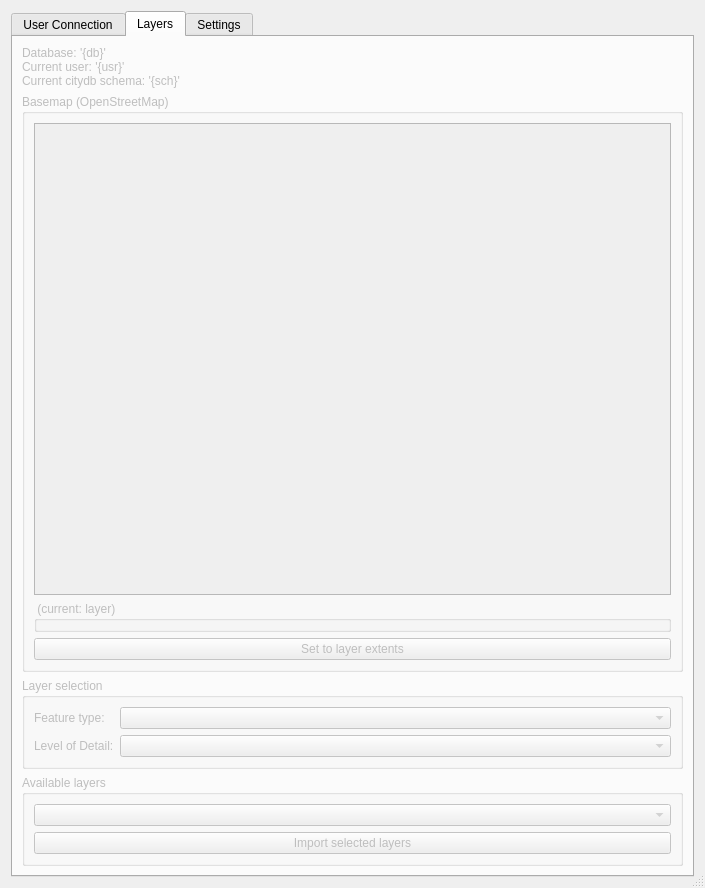
Qt form cdb4/gui_loader/ui/cdb4_loader_dialog.ui (tudelft3d/3DCityDB-Tools-for-QGIS) before a commit.
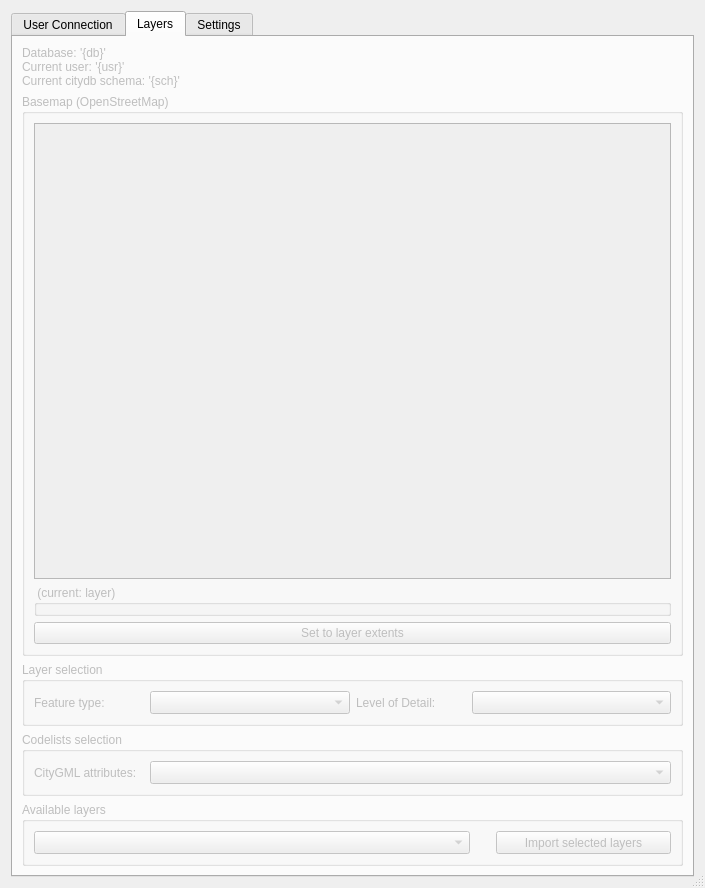
The same form after that commit. The open tabs and pages were chosen to show the change. Icons and pictures are not drawn. Custom widgets are drawn as their Qt base class.

```diff
--- a/cdb4/gui_loader/ui/cdb4_loader_dialog.ui
+++ b/cdb4/gui_loader/ui/cdb4_loader_dialog.ui
@@ -13,7 +13,7 @@
     <x>0</x>
     <y>0</y>
     <width>705</width>
-    <height>853</height>
+    <height>848</height>
    </rect>
   </property>
   <property name="sizePolicy">
@@ -1145,10 +1145,16 @@
           </property>
           <item>
            <widget class="QGraphicsView" name="gvCanvasL">
+            <property name="sizePolicy">
+             <sizepolicy hsizetype="Expanding" vsizetype="MinimumExpanding">
+              <horstretch>0</horstretch>
+              <verstretch>0</verstretch>
+             </sizepolicy>
+            </property>
             <property name="minimumSize">
              <size>
               <width>0</width>
-              <height>350</height>
+              <height>200</height>
              </size>
             </property>
             <property name="toolTip">
@@ -1232,44 +1238,148 @@
            <verstretch>0</verstretch>
           </sizepolicy>
          </property>
+         <property name="minimumSize">
+          <size>
+           <width>0</width>
+           <height>23</height>
+          </size>
+         </property>
          <property name="toolTip">
           <string>&lt;html&gt;&lt;head/&gt;&lt;body&gt;&lt;p&gt;Layers will be shown only for available data within the &lt;span style=&quot; font-weight:600; color:#00aa00;&quot;&gt;green box&lt;/span&gt;&lt;/p&gt;&lt;/body&gt;&lt;/html&gt;</string>
          </property>
          <property name="title">
           <string>Layer selection</string>
          </property>
-         <layout class="QFormLayout" name="fLayoutLayerSelection">
-          <item row="1" column="0">
+         <layout class="QGridLayout" name="gridLayout_5">
+          <item row="0" column="0">
            <widget class="QLabel" name="lblFeatureType">
+            <property name="sizePolicy">
+             <sizepolicy hsizetype="Fixed" vsizetype="Maximum">
+              <horstretch>0</horstretch>
+              <verstretch>0</verstretch>
+             </sizepolicy>
+            </property>
+            <property name="minimumSize">
+             <size>
+              <width>110</width>
+              <height>23</height>
+             </size>
+            </property>
             <property name="text">
              <string>Feature type:</string>
             </property>
            </widget>
           </item>
-          <item row="1" column="1">
-           <widget class="QComboBox" name="cbxFeatureType">
-            <property name="toolTip">
-             <string>&lt;html&gt;&lt;head/&gt;&lt;body&gt;&lt;p&gt;Only CityGML&lt;span style=&quot; font-weight:600;&quot;&gt; Feature types&lt;/span&gt; for data available within the &lt;span style=&quot; font-weight:600; color:#00aa00;&quot;&gt;green box&lt;/span&gt; are shown&lt;/p&gt;&lt;/body&gt;&lt;/html&gt;</string>
-            </property>
-            <property name="currentText">
-             <string/>
-            </property>
-           </widget>
-          </item>
-          <item row="2" column="0">
+          <item row="0" column="2">
            <widget class="QLabel" name="lblLod">
+            <property name="sizePolicy">
+             <sizepolicy hsizetype="Fixed" vsizetype="Maximum">
+              <horstretch>0</horstretch>
+              <verstretch>0</verstretch>
+             </sizepolicy>
+            </property>
+            <property name="minimumSize">
+             <size>
+              <width>110</width>
+              <height>23</height>
+             </size>
+            </property>
             <property name="text">
              <string>Level of Detail:</string>
             </property>
            </widget>
           </item>
-          <item row="2" column="1">
+          <item row="0" column="3">
            <widget class="QComboBox" name="cbxLod">
+            <property name="sizePolicy">
+             <sizepolicy hsizetype="Preferred" vsizetype="Maximum">
+              <horstretch>0</horstretch>
+              <verstretch>0</verstretch>
+             </sizepolicy>
+            </property>
+            <property name="minimumSize">
+             <size>
+              <width>0</width>
+              <height>23</height>
+             </size>
+            </property>
             <property name="toolTip">
              <string>&lt;html&gt;&lt;head/&gt;&lt;body&gt;&lt;p&gt;Only &lt;span style=&quot; font-weight:600;&quot;&gt;LoDs&lt;/span&gt; for data available within the &lt;span style=&quot; font-weight:600; color:#00aa00;&quot;&gt;green box&lt;/span&gt; are shown&lt;/p&gt;&lt;/body&gt;&lt;/html&gt;</string>
             </property>
            </widget>
           </item>
+          <item row="0" column="1">
+           <widget class="QComboBox" name="cbxFeatureType">
+            <property name="sizePolicy">
+             <sizepolicy hsizetype="Preferred" vsizetype="Maximum">
+              <horstretch>0</horstretch>
+              <verstretch>0</verstretch>
+             </sizepolicy>
+            </property>
+            <property name="minimumSize">
+             <size>
+              <width>0</width>
+              <height>23</height>
+             </size>
+            </property>
+            <property name="toolTip">
+             <string>&lt;html&gt;&lt;head/&gt;&lt;body&gt;&lt;p&gt;Only CityGML&lt;span style=&quot; font-weight:600;&quot;&gt; Feature types&lt;/span&gt; for data available within the &lt;span style=&quot; font-weight:600; color:#00aa00;&quot;&gt;green box&lt;/span&gt; are shown&lt;/p&gt;&lt;/body&gt;&lt;/html&gt;</string>
+            </property>
+            <property name="currentText">
+             <string/>
+            </property>
+           </widget>
+          </item>
+         </layout>
+        </widget>
+       </item>
+       <item>
+        <widget class="QGroupBox" name="gbxCodeLists">
+         <property name="sizePolicy">
+          <sizepolicy hsizetype="MinimumExpanding" vsizetype="Maximum">
+           <horstretch>0</horstretch>
+           <verstretch>0</verstretch>
+          </sizepolicy>
+         </property>
+         <property name="title">
+          <string>Codelists selection</string>
+         </property>
+         <layout class="QGridLayout" name="gridLayout_7">
+          <item row="0" column="0">
+           <widget class="QLabel" name="lblCodeListSelCityGML">
+            <property name="sizePolicy">
+             <sizepolicy hsizetype="Fixed" vsizetype="Maximum">
+              <horstretch>0</horstretch>
+              <verstretch>0</verstretch>
+             </sizepolicy>
+            </property>
+            <property name="minimumSize">
+             <size>
+              <width>110</width>
+              <height>23</height>
+             </size>
+            </property>
+            <property name="text">
+             <string>CityGML attributes:</string>
+            </property>
+           </widget>
+          </item>
+          <item row="0" column="1">
+           <widget class="QComboBox" name="cbxCodeListSelCityGML">
+            <property name="sizePolicy">
+             <sizepolicy hsizetype="Preferred" vsizetype="Maximum">
+              <horstretch>0</horstretch>
+              <verstretch>0</verstretch>
+             </sizepolicy>
+            </property>
+            <property name="minimumSize">
+             <size>
+              <width>0</width>
+              <height>23</height>
+             </size>
+            </property>
+           </widget>
+          </item>
          </layout>
         </widget>
        </item>
@@ -1284,21 +1394,58 @@
            <verstretch>0</verstretch>
           </sizepolicy>
          </property>
+         <property name="minimumSize">
+          <size>
+           <width>450</width>
+           <height>0</height>
+          </size>
+         </property>
          <property name="toolTip">
           <string/>
          </property>
          <property name="title">
           <string>Available layers</string>
          </property>
-         <layout class="QVBoxLayout" name="vLayoutAvailableL">
-          <item>
+         <layout class="QGridLayout" name="gridLayout_8">
+          <item row="0" column="2">
+           <widget class="QPushButton" name="btnImport">
+            <property name="enabled">
+             <bool>false</bool>
+            </property>
+            <property name="sizePolicy">
+             <sizepolicy hsizetype="Fixed" vsizetype="Maximum">
+              <horstretch>0</horstretch>
+              <verstretch>0</verstretch>
+             </sizepolicy>
+            </property>
+            <property name="minimumSize">
+             <size>
+              <width>175</width>
+              <height>23</height>
+             </size>
+            </property>
+            <property name="toolTip">
+             <string>&lt;html&gt;&lt;head/&gt;&lt;body&gt;&lt;p&gt;Selected layers will be added to the Layer Tree in QGIS&lt;/p&gt;&lt;/body&gt;&lt;/html&gt;</string>
+            </property>
+            <property name="text">
+             <string>Import selected layers</string>
+            </property>
+           </widget>
+          </item>
+          <item row="0" column="0">
            <widget class="QgsCheckableComboBox" name="ccbxLayers">
             <property name="sizePolicy">
-             <sizepolicy hsizetype="Preferred" vsizetype="MinimumExpanding">
+             <sizepolicy hsizetype="MinimumExpanding" vsizetype="Maximum">
               <horstretch>0</horstretch>
               <verstretch>0</verstretch>
              </sizepolicy>
             </property>
+            <property name="minimumSize">
+             <size>
+              <width>400</width>
+              <height>23</height>
+             </size>
+            </property>
             <property name="toolTip">
              <string>&lt;html&gt;&lt;head/&gt;&lt;body&gt;&lt;p&gt;Only&lt;span style=&quot; font-weight:600;&quot;&gt; layers&lt;/span&gt; for available data within the &lt;span style=&quot; font-weight:600; color:#00aa00;&quot;&gt;green box&lt;/span&gt; are shown&lt;/p&gt;&lt;/body&gt;&lt;/html&gt;</string>
             </property>
@@ -1316,24 +1463,21 @@
             </property>
            </widget>
           </item>
-          <item>
-           <widget class="QPushButton" name="btnImport">
-            <property name="enabled">
-             <bool>false</bool>
+          <item row="0" column="1">
+           <spacer name="horizontalSpacer_6">
+            <property name="orientation">
+             <enum>Qt::Horizontal</enum>
             </property>
-            <property name="sizePolicy">
-             <sizepolicy hsizetype="MinimumExpanding" vsizetype="Maximum">
-              <horstretch>0</horstretch>
-              <verstretch>0</verstretch>
-             </sizepolicy>
+            <property name="sizeType">
+             <enum>QSizePolicy::Minimum</enum>
             </property>
-            <property name="toolTip">
-             <string>&lt;html&gt;&lt;head/&gt;&lt;body&gt;&lt;p&gt;Selected layers will be added to the Layer Tree in QGIS&lt;/p&gt;&lt;/body&gt;&lt;/html&gt;</string>
+            <property name="sizeHint" stdset="0">
+             <size>
+              <width>20</width>
+              <height>20</height>
+             </size>
             </property>
-            <property name="text">
-             <string>Import selected layers</string>
-            </property>
-           </widget>
+           </spacer>
           </item>
          </layout>
         </widget>
@@ -1590,53 +1734,6 @@
          </layout>
         </widget>
        </item>
-       <item>
-        <widget class="QGroupBox" name="gbxCodeLists">
-         <property name="sizePolicy">
-          <sizepolicy hsizetype="Preferred" vsizetype="Preferred">
-           <horstretch>0</horstretch>
-           <verstretch>0</verstretch>
-          </sizepolicy>
-         </property>
-         <property name="minimumSize">
-          <size>
-           <width>0</width>
-           <height>55</height>
-          </size>
-         </property>
-         <property name="title">
-          <string>Codelist selection</string>
-         </property>
-         <layout class="QHBoxLayout" name="horizontalLayout_2">
-          <item>
-           <widget class="QLabel" name="lblCodeListSelection">
-            <property name="minimumSize">
-             <size>
-              <width>0</width>
-              <height>23</height>
-             </size>
-            </property>
-            <property name="text">
-             <string>Set of codelists to be linked to the attribute forms:</string>
-            </property>
-           </widget>
-          </item>
-          <item>
-           <widget class="QComboBox" name="cbxCodeListSelection">
-            <property name="minimumSize">
-             <size>
-              <width>0</width>
-              <height>23</height>
-             </size>
-            </property>
-            <property name="frame">
-             <bool>true</bool>
-            </property>
-           </widget>
-          </item>
-         </layout>
-        </widget>
-       </item>
        <item>
         <widget class="QGroupBox" name="gbxMisc">
          <property name="sizePolicy">
```
